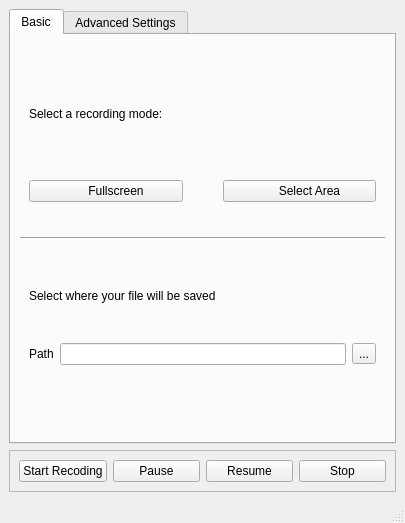
The window that ScreenRecorderQT/ScreenRecorder/mainwindow.ui (cheina97/ScreenRecorderQT) describes before a commit, drawn with Qt 5.
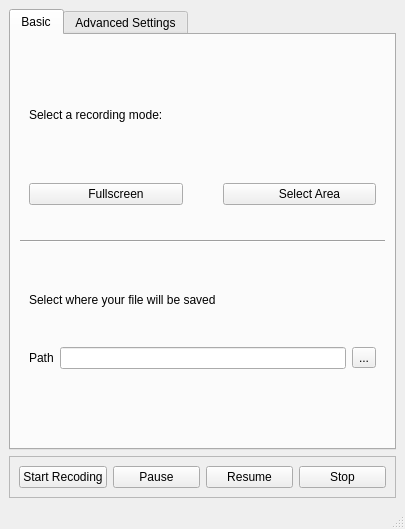
The same window after the commit. The open tabs and pages were chosen to show the change. Icons and pictures are not drawn.

```diff
--- a/ScreenRecorderQT/ScreenRecorder/mainwindow.ui
+++ b/ScreenRecorderQT/ScreenRecorder/mainwindow.ui
@@ -7,7 +7,7 @@
     <x>0</x>
     <y>0</y>
     <width>405</width>
-    <height>523</height>
+    <height>529</height>
    </rect>
   </property>
   <property name="windowTitle">
```
Left out of the diff: 4 changed lines with no effect on the pictures.
